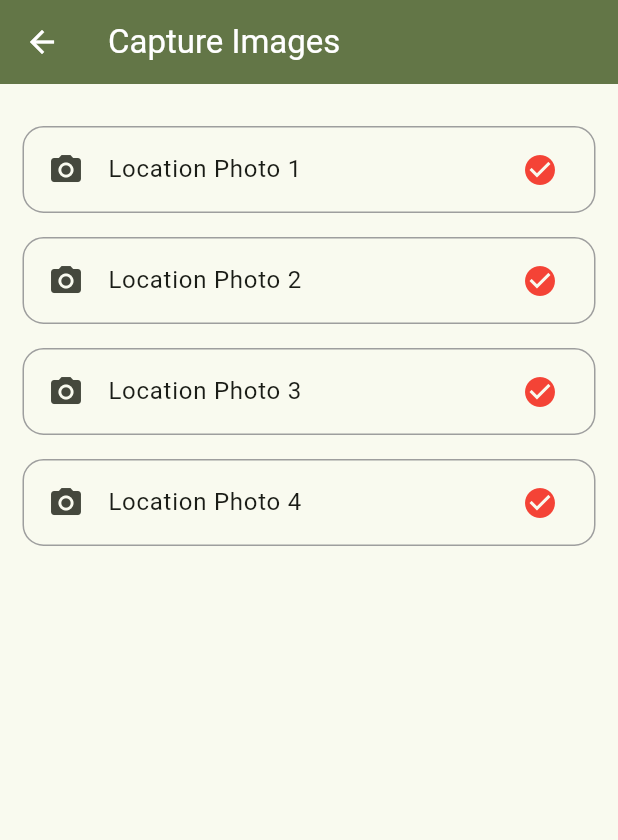
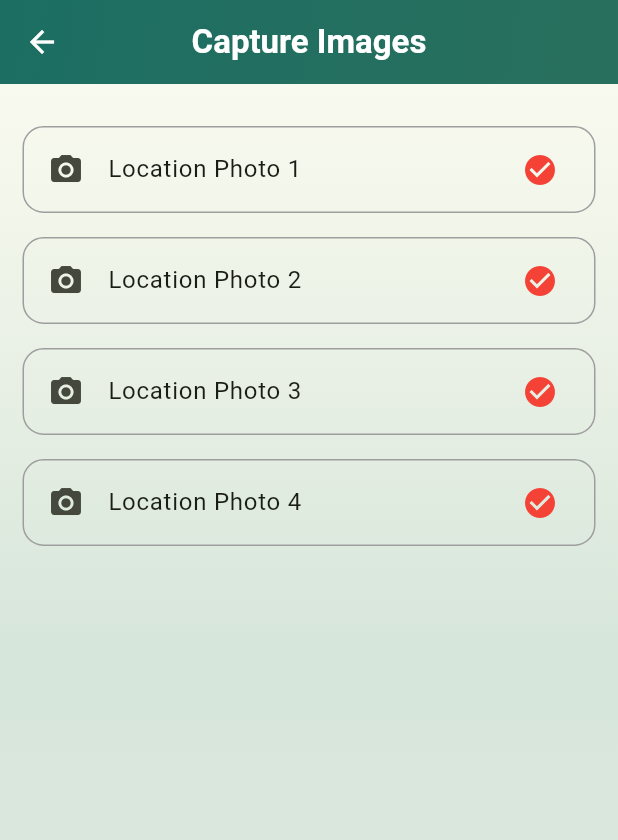
Before and after one commit to abhijeeeth/T-gram, a Flutter app: the ImageCapturePage screen opened directly with empty values, on a phone screen of 412 x 824 dp. Shown: the top 840 px of the screen. Run offline on Flutter 3.47's test engine with Material 3 defaults, Android fonts, the phone set to English and light mode, and no system bars; our stand-ins replace bloc, dio, file_picker, flutter_bloc, fluttertoast, geocoding and 15 more; missing offline and left inert: flutter_downloader, geolocator_web, image_picker_for_web, mobile_scanner, schedulers, shared_preferences_web; accounts and stored records are empty.

Commit message:
style: enhance image capture page UI with gradient backgrounds and improved button styling

```diff
--- a/lib/image_capture_page.dart
+++ b/lib/image_capture_page.dart
@@ -102,9 +102,41 @@ class _ImageCapturePageState extends State<ImageCapturePage> {
   Widget build(BuildContext context) {
     return Scaffold(
       appBar: AppBar(
-        title: const Text("Capture Images"),
+        title: const Text(
+          "Capture Images",
+          style: TextStyle(
+            color: Colors.white,
+            fontWeight: FontWeight.bold,
           ),
-      body: Stack(
+        ),
+        centerTitle: true,
+        flexibleSpace: Container(
+          decoration: const BoxDecoration(
+            gradient: LinearGradient(
+              colors: [
+                Color.fromARGB(255, 28, 110, 99),
+                Color.fromARGB(207, 28, 110, 99),
+              ],
+              begin: Alignment.topLeft,
+              end: Alignment.bottomRight,
+            ),
+          ),
+        ),
+        elevation: 4,
+      ),
+      body: Container(
+        decoration: const BoxDecoration(
+          gradient: LinearGradient(
+            colors: [
+              Color.fromARGB(0, 28, 110, 99),
+              Color.fromARGB(36, 0, 105, 91),
+              Color.fromARGB(34, 105, 138, 132),
+            ],
+            begin: Alignment.topCenter,
+            end: Alignment.bottomCenter,
+          ),
+        ),
+        child: Stack(
           children: [
             ListView(
               children: [
@@ -115,13 +147,25 @@ class _ImageCapturePageState extends State<ImageCapturePage> {
                   Container(
                     margin: const EdgeInsets.all(15),
                     child: ElevatedButton(
+                      style: ElevatedButton.styleFrom(
+                        backgroundColor: const Color.fromARGB(255, 28, 110, 99),
+                        shape: RoundedRectangleBorder(
+                          borderRadius: BorderRadius.circular(14),
+                        ),
+                      ),
                       onPressed: () {
                         Map<String, dynamic> data = getFormattedData();
                         Navigator.pop(context, data);
                       },
                       child: const Padding(
                         padding: EdgeInsets.all(12),
-                      child: Text("Submit Images"),
+                        child: Text(
+                          "Submit Images",
+                          style: TextStyle(
+                            fontSize: 16,
+                            fontWeight: FontWeight.bold,
+                          ),
+                        ),
                       ),
                     ),
                   ),
@@ -129,9 +173,14 @@ class _ImageCapturePageState extends State<ImageCapturePage> {
             ),
             if (isLoading)
               const Center(
-              child: CircularProgressIndicator(),
+                child: CircularProgressIndicator(
+                  valueColor: AlwaysStoppedAnimation<Color>(
+                    Color.fromARGB(255, 28, 110, 99),
+                  ),
+                ),
               ),
           ],
+        ),
       ),
     );
   }
```
Lines whose indentation alone changed are shown as unchanged.
